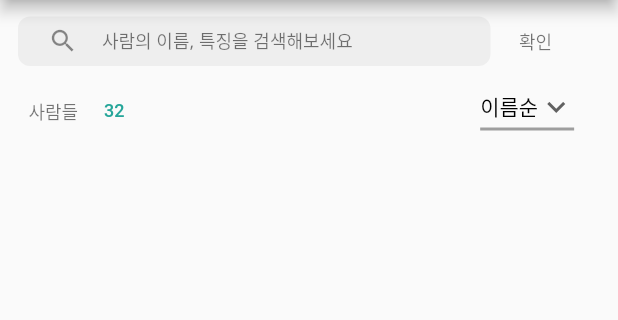
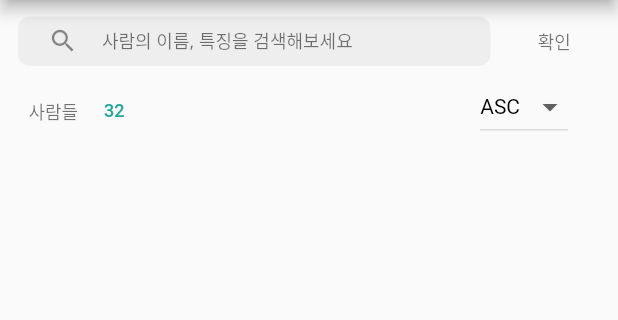
Before and after one commit to Semodrug/FACE_U, a Flutter app: the screen it shows after launch, on a phone screen of 412 x 824 dp, the part 84-404 px from its top. Run offline on Flutter 3.47's test engine with Material 2 defaults, Android fonts, the phone set to English and light mode, and no system bars; our stand-ins replace cloud_firestore, date_format, firebase_auth, firebase_core, firebase_storage, image_picker; accounts and stored records are empty; Roboto replaces fonts that are missing (OmniGothic).

Commit message:
asc and desc
Dropdown menu

```diff
--- a/lib/people.dart
+++ b/lib/people.dart
@@ -1,9 +1,6 @@
 import 'package:cloud_firestore/cloud_firestore.dart';
-
 import 'package:flutter/material.dart';
-
-import 'camera.dart';
-import 'route.dart';
+import 'detail.dart';
 
 class PeoplePage extends StatefulWidget {
   @override
@@ -12,23 +9,45 @@ class PeoplePage extends StatefulWidget {
 
 class _PeoplePageState extends State<PeoplePage> {
   final num = 32; // streambuilder 로 불러오기
-  String _filterOrSort = "이름순"; //추가
-  Query query = FirebaseFirestore.instance.collection('product');
+  String _filterOrSort = "asc";
+
+
+
+/*
+  final _valueList = [ '그룹순', '이름순'];
+  var _selectedValue = "이름순";
+  bool isDescending = false;
+*/
+  CollectionReference person_data = FirebaseFirestore.instance.collection('Persons');
 
   @override
   Widget build(BuildContext context) {
+    ///sumi
+    Query query = FirebaseFirestore.instance.collection('Persons');
+
+    switch (_filterOrSort) {
+      case "asc":
+        query = query.orderBy('name', descending: false);
+        break;
+
+      case "desc":
+        query = query.orderBy('name', descending: true);
+        break;
+    }
+
+    Stream<QuerySnapshot> data = query.snapshots();
+    ///
+
     return Scaffold(
-      body: _buildBody(context),
+      body: _buildBody(context, data),
       floatingActionButton: FloatingActionButton(
         backgroundColor: Theme.of(context).primaryColor,
         child: Icon(Icons.add),
         onPressed: () {
-          print('move to add page');
           Navigator.pushNamed(context, '/add');
         },
       ),
       //TODO: floating button presse 하면 Addpage
-
     );
   }
 
@@ -55,51 +74,73 @@ class _PeoplePageState extends State<PeoplePage> {
           ),
         ),
         SizedBox(width: 220),
+        /*
+        DropdownButton (
+          value: _selectedValue,
+          items: _valueList.map((value) {
+            return DropdownMenuItem(
+              value: value,
+              child: Text(value),
+            );
+          }).toList(),
+          onChanged: (String value) {
+            setState(() {
+              _selectedValue = value;
+              isDescending = !isDescending;
+            });
+          },
+          icon: Icon(Icons.arrow_drop_down),
+          iconSize: 24,
+          elevation: 16,
+          style: TextStyle(color: Colors.black87),
+          iconEnabledColor: Colors.grey,
+        ),
+        */
+        ///sumi
         DropdownButton<String>(
           value: _filterOrSort,
-          icon: Icon(Icons.keyboard_arrow_down),
+          icon: Icon(Icons.arrow_drop_down),
           iconSize: 24,
           elevation: 16,
           style: TextStyle(color: Colors.black),
           underline: Container(
-            height: 2,
-            color: Colors.grey,
+            height: 1,
+            color: Colors.black12,
           ),
-          onChanged: (String _filterOrSort) async {
-            await _onActionSelected(_filterOrSort);
+          onChanged: (String newValue) {
+            setState(() {
+              _filterOrSort = newValue;
+            });
           },
-
-          items: <String>['이름순', '등록순']
+          items: <String>['asc', 'desc']
               .map<DropdownMenuItem<String>>((String value) {
             return DropdownMenuItem<String>(
               value: value,
-              child: Text(value),
+              child: Text(value.toUpperCase()),
             );
           }).toList(),
-          //);
         ),
-
+        ///
       ],
     );
   }
 
-  Widget _buildBody(BuildContext context){
-    print("        _buildBody");
+  Widget _buildBody(BuildContext context, Stream<QuerySnapshot> data) {
+    return StreamBuilder<QuerySnapshot>(
+        //stream: Firestore.instance.collection('Persons').snapshots(),
+        ///sumi
+        stream: data,
+        //stream: person_data.orderBy('name', descending: isDescending).snapshots(),
 
-    return StreamBuilder<QuerySnapshot>(
-        stream: Firestore.instance.collection('Persons').snapshots(),
-        builder: (context, stream){
+        builder: (context, stream) {
           if (!stream.hasData) return LinearProgressIndicator();
 
           return _buildList(context, stream.data.docs);
-        }
-    );
+        });
   }
 
-  Widget _buildList(BuildContext context, List<DocumentSnapshot> snapshot){
-    print("        _buildList");
-
-    return   Column(
+  Widget _buildList(BuildContext context, List<DocumentSnapshot> snapshot) {
+    return Column(
       children: [
         SearchBar(),
         _countDrowpdown(context, num),
@@ -118,23 +159,19 @@ class _PeoplePageState extends State<PeoplePage> {
     );
   }
 
-  Widget _buildListItem(BuildContext context, DocumentSnapshot data){
-    print("        _buildListItem");
-
+  Widget _buildListItem(BuildContext context, DocumentSnapshot data) {
     final person = Persons.fromSnapshot(data);
     String docID = data.id;
 
-    return ListCards(person.name, person.relation, person.image);
+    return ListCards(person.name, person.relation, person.image, docID);
   }
-
-
-//TODO: List View Card 로 불러줘도 될 듯
+/*
+  //TODO: Query 사용하기
   void _onActionSelected(String value) async {
     if (value == "이름순") {
       WriteBatch batch = FirebaseFirestore.instance.batch();
 
       await query.get().then((querySnapshot) async {
-
         await batch.commit();
 
         setState(() {
@@ -148,11 +185,13 @@ class _PeoplePageState extends State<PeoplePage> {
     }
   }
 
+  */
 }
+
 class Persons {
   final String name;
   final String image;
-  final List <dynamic> features;
+  final List<dynamic> features;
   final String relation;
   final String group;
 
@@ -176,7 +215,6 @@ class Persons {
 //@override
 //String toString() => "Record<$name:$like:$price:$explain:$image>";
 }
-
 
 class SearchBar extends StatefulWidget {
   @override
@@ -211,16 +249,15 @@ class _SearchBarState extends State<SearchBar> {
             ),
           ),
         ),
-//        SizedBox(
-//          width: 10,
-//        ),
+        SizedBox(
+          width: 10,
+        ),
         Container(
             margin: EdgeInsets.only(top: 11),
             height: 33,
-            width: 60,
+            width: 65,
             child: FlatButton(
-              child: Text(
-                  '확인', style: Theme.of(context).textTheme.bodyText2             ),
+              child: Text('확인', style: Theme.of(context).textTheme.bodyText2),
               onPressed: () {},
             ))
       ],
@@ -232,11 +269,13 @@ class ListCards extends StatefulWidget {
   final String name;
   final String relationship;
   final String image;
+  final String id;
 
   const ListCards(
       this.name,
       this.relationship,
-      this.image, {
+      this.image,
+      this.id, {
         Key key,
       }) : super(key: key);
 
@@ -256,16 +295,24 @@ class _ListCardsState extends State<ListCards> {
               children: <Widget>[
                 ListTile(
                   leading: Container(
-                  width:84,
+                    width: 84,
                     height: 84,
-                  child:
-                  Image.network(widget.image),
+                    child: Image.network(widget.image),
                   ),
-                title: Text("이름 : ${widget.name}", style: Theme.of(context).textTheme.bodyText1),
-                subtitle: Text("관계 : ${widget.relationship}", style: Theme.of(context).textTheme.bodyText2),
+                  title: Text("이름 : ${widget.name}",
+                      style: Theme.of(context).textTheme.bodyText1),
+                  subtitle: Text("관계 : ${widget.relationship}",
+                      style: Theme.of(context).textTheme.bodyText2),
+                  onTap: (){
+                    print('DOC ID ==> ${widget.id}');
+                    Navigator.push(
+                      context,
+                      MaterialPageRoute(
+                        builder: (BuildContext context) => Detail(widget.id),
                       ),
+                    );               },
+                )
               ],
-          ),
-        ));
+            )));
   }
 }
```
Lines whose indentation alone changed are shown as unchanged.
